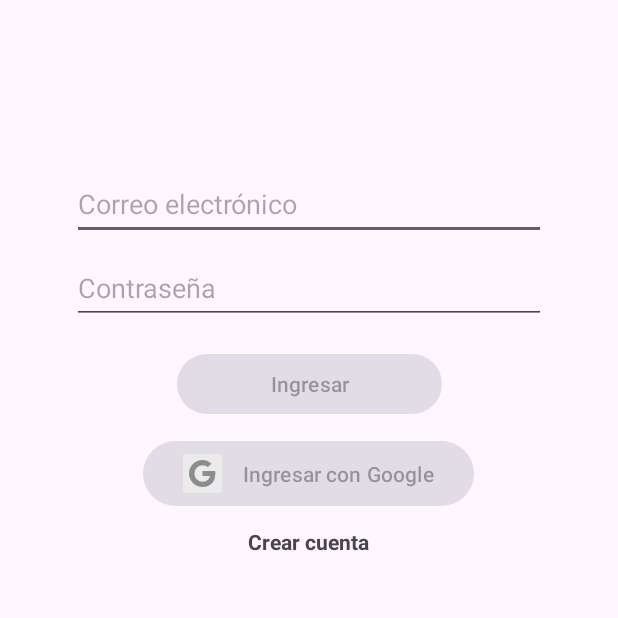
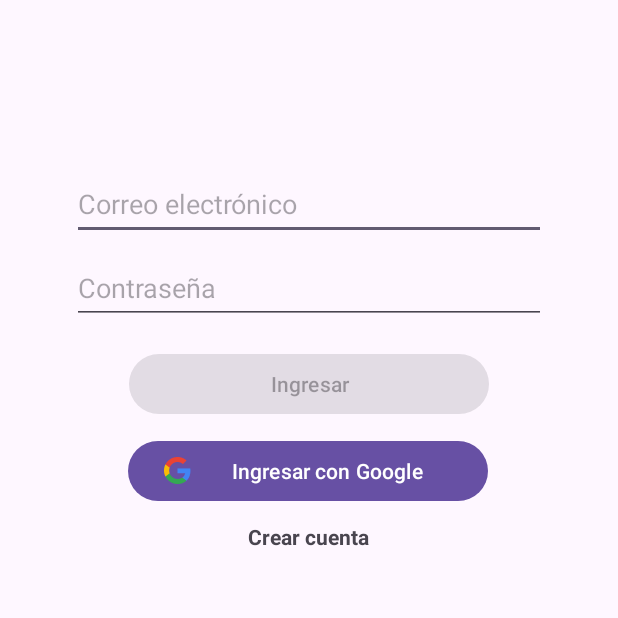
Before and after one commit to a256b/app-torneos-ajedrez, an Android app: the screen it shows after launch (LoginActivity), on a phone screen of 412 x 824 dp, the top half of it. Run offline under Robolectric (Android 15) with nearby library versions, the phone set to English and light mode, and no system bars; our stand-ins replace Firebase (no records; nobody signed in at launch, a user with empty details on screens opened directly).

Commit message:
wip: primeras pruebas en login con gmail

```diff
--- a/app/build.gradle.kts
+++ b/app/build.gradle.kts
@@ -82,4 +82,7 @@ dependencies {
     androidTestImplementation(libs.androidx.junit)
     androidTestImplementation(libs.androidx.espresso.core)
     implementation(libs.play.services.maps)
+
+    implementation ("com.google.firebase:firebase-auth-ktx")
+    implementation ("com.google.android.gms:play-services-auth:20.7.0")
 }
--- a/app/src/main/res/layout/activity_login.xml
+++ b/app/src/main/res/layout/activity_login.xml
@@ -47,7 +47,7 @@
 
     <Button
         android:id="@+id/btn_login"
-        android:layout_width="28mm"
+        android:layout_width="240dp"
         android:layout_height="wrap_content"
         android:layout_gravity="start"
         android:layout_marginTop="16dp"
@@ -55,20 +55,16 @@
         android:text="@string/action_sign_in_short"
         app:layout_constraintEnd_toEndOf="parent"
         app:layout_constraintStart_toStartOf="parent"
-        app:layout_constraintTop_toBottomOf="@+id/password"
-
-
-        />
+        app:layout_constraintTop_toBottomOf="@+id/password" />
 
     <Button
         android:id="@+id/btn_login_google"
-        android:layout_width="35mm"
+        android:layout_width="240dp"
         android:layout_height="wrap_content"
         android:layout_gravity="start"
         android:layout_marginTop="10dp"
-        android:enabled="false"
+        android:drawableLeft="@drawable/googleg_standard_color_18"
         android:text="@string/login_with_google"
-        android:drawableLeft="@drawable/common_google_signin_btn_icon_light"
         app:layout_constraintEnd_toEndOf="parent"
         app:layout_constraintHorizontal_bias="0.496"
         app:layout_constraintStart_toStartOf="parent"
--- a/app/src/main/res/values/strings.xml
+++ b/app/src/main/res/values/strings.xml
@@ -37,6 +37,9 @@
     <string name="passwords_not_match">Las contraseñas no coinciden</string>
     <string name="login_with_google">Ingresar con Google </string>
 
+    <string name="google_sign_in">Ingresar con Google </string>
+
+
 
 
 </resources>
--- a/gradle/libs.versions.toml
+++ b/gradle/libs.versions.toml
@@ -51,6 +51,7 @@ junit = { group = "junit", name = "junit", version.ref = "junit" }
 material = { group = "com.google.android.material", name = "material", version.ref = "material" }
 play-services-maps = { group = "com.google.android.gms", name = "play-services-maps", version.ref = "playServicesMaps" }
 
+
 [plugins]
 android-application = { id = "com.android.application", version.ref = "agp" }
 kotlin-android = { id = "org.jetbrains.kotlin.android", version.ref = "kotlin" }
```
